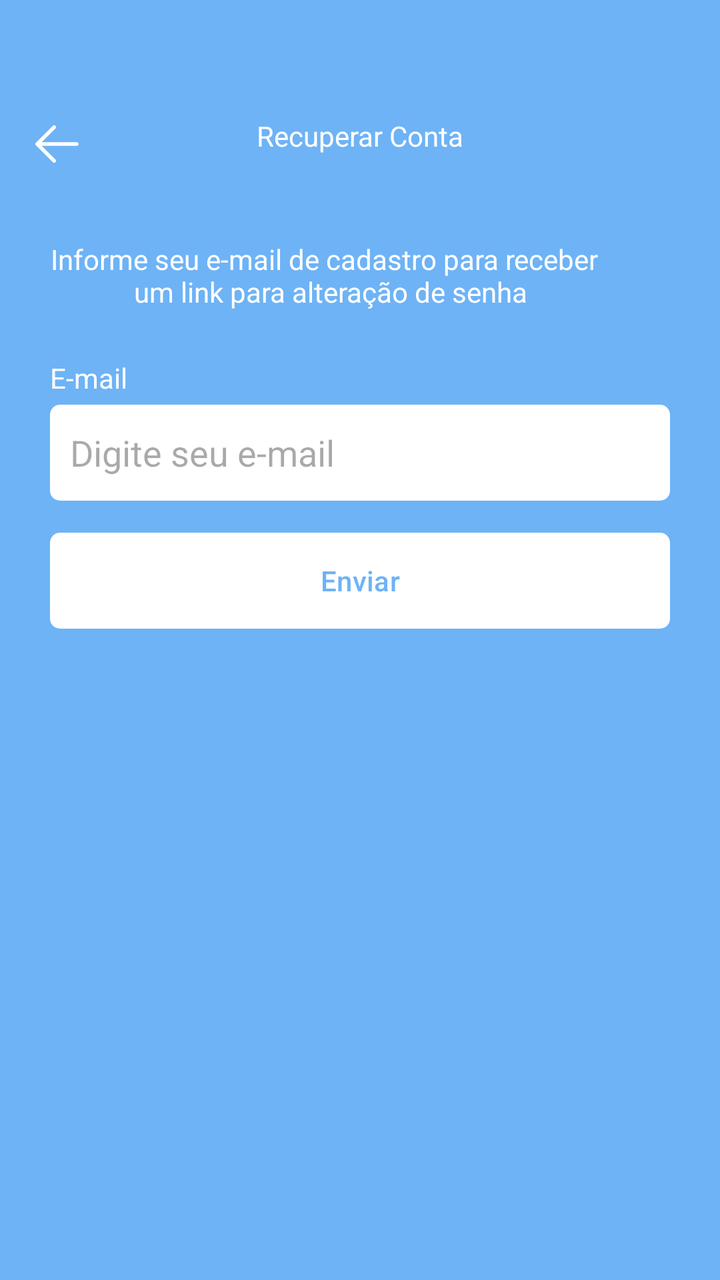
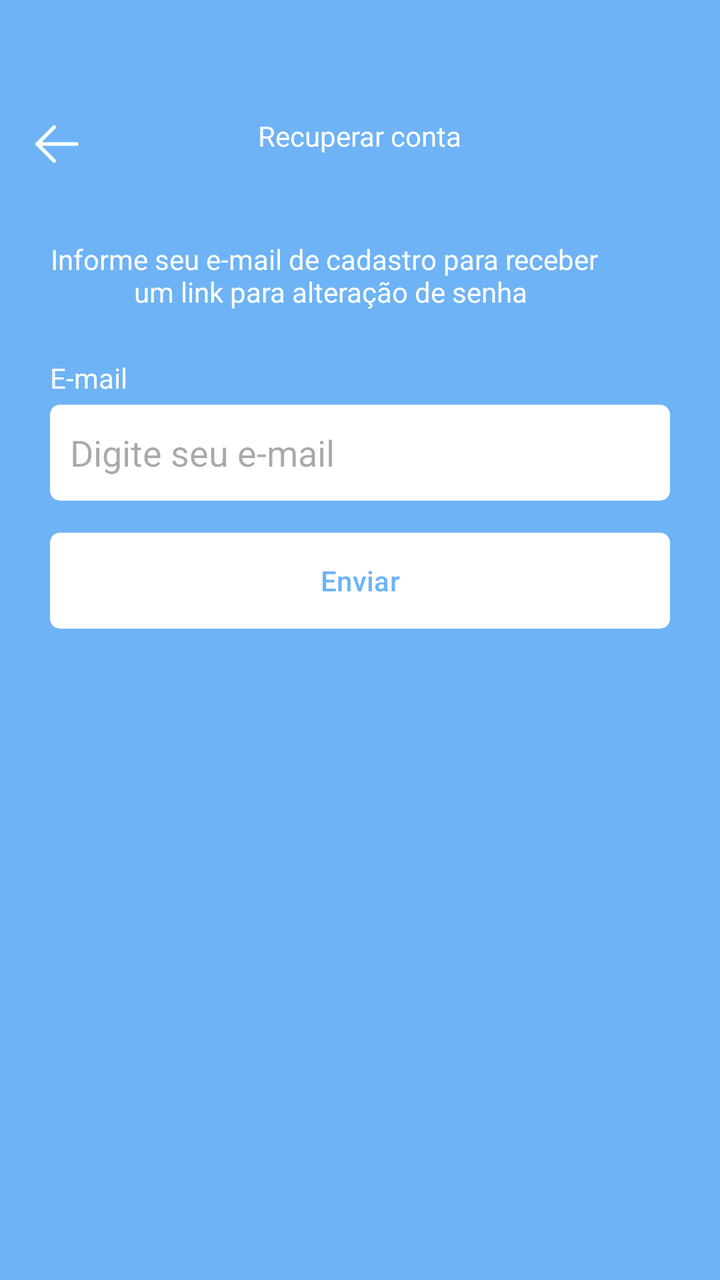

An Android layout rendered at two revisions. The XML below is the earlier revision; the diff shows what the commit changed to produce the second picture.
<!-- AndroidManifest.xml: application theme Theme.Kanban -->
<!-- res/layout/fragment_recover_account.xml -->
<?xml version="1.0" encoding="utf-8"?>
<ScrollView xmlns:android="http://schemas.android.com/apk/res/android"
    xmlns:tools="http://schemas.android.com/tools"
    android:layout_width="match_parent"
    android:layout_height="match_parent"
    xmlns:app="http://schemas.android.com/apk/res-auto"
    tools:context=".ui.auth.RecoverAccountFragment"
    android:fillViewport="true">
    <LinearLayout
        android:id="@+id/linearLayout"
        android:layout_width="match_parent"
        android:layout_height="wrap_content"
        android:orientation="vertical">
        <com.google.android.material.appbar.MaterialToolbar
            android:layout_width="match_parent"
            android:layout_height="wrap_content"
            app:navigationIcon="@drawable/icback"
            android:paddingTop="40dp"
            >
            <TextView
                android:layout_width="wrap_content"
                android:layout_height="wrap_content"
                android:text="Recuperar Conta"
                android:textColor="@color/white"
                android:layout_gravity="center_horizontal"
                />
        </com.google.android.material.appbar.MaterialToolbar>
        <LinearLayout
            android:layout_width="match_parent"
            android:layout_height="wrap_content"
            app:layout_constraintBaseline_toBottomOf="parent"
            app:layout_constraintEnd_toEndOf="parent"
            app:layout_constraintStart_toStartOf="parent"
            app:layout_constraintTop_toTopOf="parent"
            android:orientation="vertical"
            android:layout_marginHorizontal="25dp">
            <TextView
                android:layout_width="wrap_content"
                android:layout_height="wrap_content"
                android:id="@+id/textViewMensagem"
                android:text="Informe seu e-mail de cadastro para receber \n um link para alteração de senha"
                android:textColor="@color/white"
                android:textAlignment="center"
                android:layout_marginTop="24dp"/>
            <TextView
                android:layout_width="wrap_content"
                android:layout_height="wrap_content"
                android:text="E-mail"
                android:layout_marginTop="24dp"
                android:textColor="@color/white"/>
            <EditText
                android:layout_width="match_parent"
                android:layout_height="48dp"
                android:hint="Digite seu e-mail"
                android:inputType="textEmailAddress"
                android:padding="10dp"
                android:layout_marginTop="4dp"
                android:background="@drawable/bg_edit_text"/>

            <com.google.android.material.button.MaterialButton
                android:layout_width="match_parent"
                android:layout_height="wrap_content"
                android:text="Enviar"
                android:textColor="@color/primaria"
                app:backgroundTint="@null"
                android:layout_marginTop="16dp"
                android:background="@drawable/bg_btn"

                />
            <ProgressBar
                android:layout_width="wrap_content"
                android:layout_height="wrap_content"
                android:layout_marginTop="8dp"
                android:indeterminateTint="@color/white"
                android:layout_gravity="center"
                android:visibility="invisible"
                tools:visibility="visible"/>
        </LinearLayout>
    </LinearLayout>

</ScrollView>
<!-- resources referenced by this layout -->
<resources>
  <color name="primaria">#6EB3F6</color>
  <color name="white">#FFFFFFFF</color>
  <!-- drawable bg_btn (drawable) -->
  <?xml version="1.0" encoding="utf-8"?>
  <shape xmlns:android="http://schemas.android.com/apk/res/android"
      android:shape="rectangle">
      <solid android:color="@color/white"/>
      <corners android:radius="5dp"/>
  </shape>
  <!-- drawable bg_edit_text (drawable) -->
  <?xml version="1.0" encoding="utf-8"?>
  <shape xmlns:android="http://schemas.android.com/apk/res/android"
      android:shape="rectangle">
      <solid android:color="@color/white"/>
      <corners android:radius="5dp"/>
  </shape>
  <!-- drawable icback (drawable) -->
  <vector xmlns:android="http://schemas.android.com/apk/res/android"
      android:width="30dp"
      android:height="30dp"
      android:viewportWidth="1024"
      android:viewportHeight="1024">
    <path
        android:pathData="M224,480h640a32,32 0,1 1,0 64H224a32,32 0,0 1,0 -64z"
        android:fillColor="@color/white"/>
    <path
        android:pathData="m237.2,512 l265.4,265.3a32,32 0,0 1,-45.3 45.3l-288,-288a32,32 0,0 1,0 -45.3l288,-288a32,32 0,1 1,45.3 45.3L237.2,512z"
        android:fillColor="@color/white"/>
  </vector>
  <style name="Theme.Kanban" parent="Base.Theme.Kanban" />
  <style name="Base.Theme.Kanban" parent="Theme.Material3.DayNight.NoActionBar">
          
          
          <item name="colorPrimary">@color/primaria</item>
          <item name="colorPrimaryVariant">@color/primariaVariante</item>
          <item name="android:windowBackground">@color/fundo</item>
      </style>
  <color name="primariaVariante">#4A64C3</color>
  <color name="fundo">#6EB3F6</color>
</resources>

<!-- the commit's change to res/layout/fragment_recover_account.xml (unified diff, before → after) -->
@@ -12,18 +12,17 @@
         android:layout_height="wrap_content"
         android:orientation="vertical">
         <com.google.android.material.appbar.MaterialToolbar
+            android:id="@+id/toolbar"
             android:layout_width="match_parent"
             android:layout_height="wrap_content"
             app:navigationIcon="@drawable/icback"
-            android:paddingTop="40dp"
-            >
+            android:paddingTop="40dp" >
             <TextView
                 android:layout_width="wrap_content"
                 android:layout_height="wrap_content"
-                android:text="Recuperar Conta"
+                android:text="Recuperar conta"
                 android:textColor="@color/white"
-                android:layout_gravity="center_horizontal"
-                />
+                android:layout_gravity="center_horizontal"/>
         </com.google.android.material.appbar.MaterialToolbar>
         <LinearLayout
             android:layout_width="match_parent"
